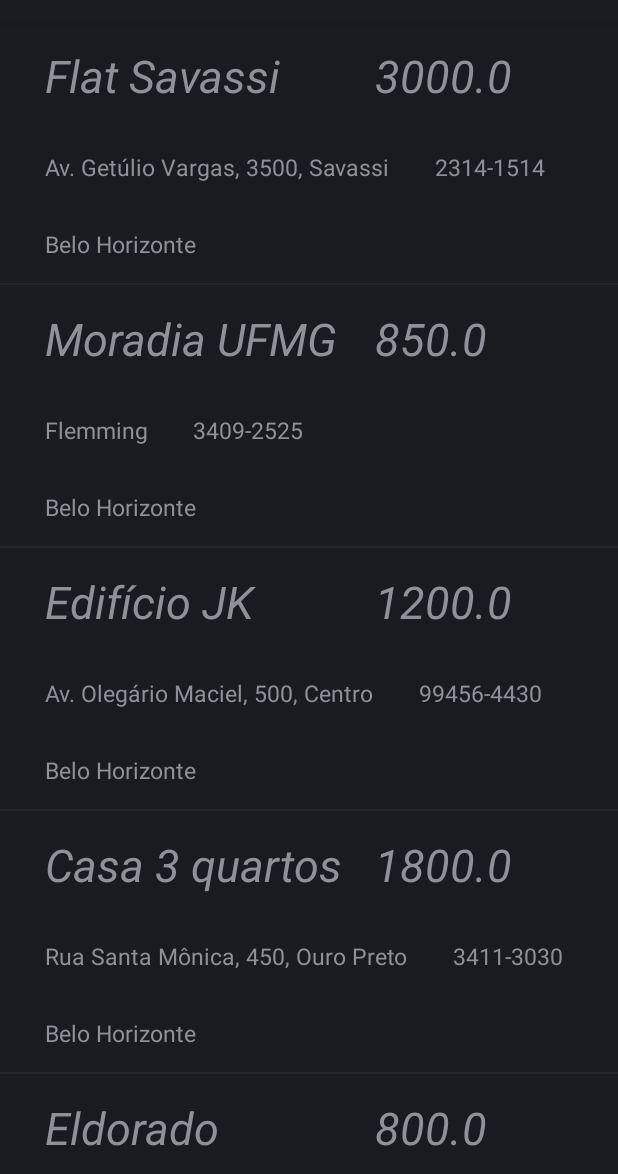
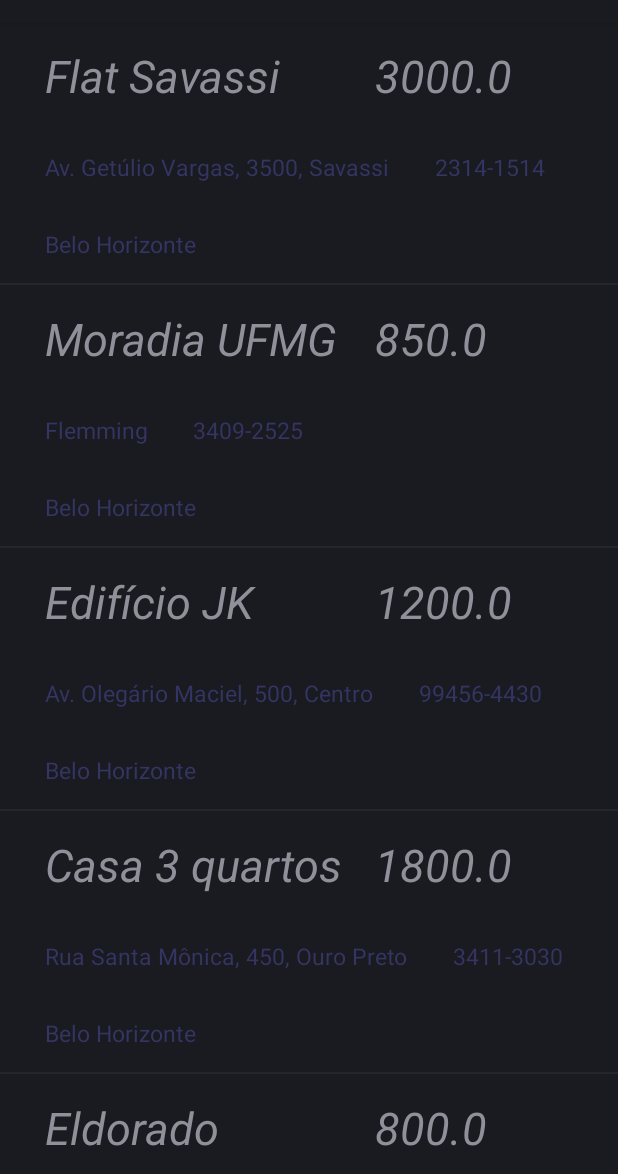
Before and after one commit to COLTEC-TP/Trimestral-01, an Android app: the screen it shows after launch (MainActivity), on a phone screen of 412 x 824 dp, the part 62-1236 px from its top. Run offline under Robolectric (Android 15) with nearby library versions, the phone set to English and light mode, and no system bars.

Commit message:
Deixei mais bonitinho

```diff
--- a/app/src/main/res/layout/adapter_imoveis.xml
+++ b/app/src/main/res/layout/adapter_imoveis.xml
@@ -30,6 +30,7 @@
         android:layout_width="wrap_content"
         android:layout_height="wrap_content"
         android:layout_marginTop="30dp"
+        android:textColor="#343563"
         android:layout_marginLeft="30dp"
         android:textSize="15dp"
         android:text="Rua Roquete mendonca"/>
@@ -42,6 +43,8 @@
         android:layout_width="wrap_content"
         android:layout_height="wrap_content"
         android:layout_marginTop="30dp"
+        android:textColor="#343563"
+
         android:layout_marginLeft="30dp"
         android:textSize="15dp"
         android:text="983459"/>
@@ -52,6 +55,8 @@
         android:layout_width="wrap_content"
         android:layout_height="wrap_content"
         android:layout_marginTop="30dp"
+        android:textColor="#343563"
+
         android:layout_marginLeft="30dp"
         android:layout_marginBottom="15dp"
         android:textSize="15dp"
```
Also changed, not shown: app/src/main/java/br/ufmg/coltec/tp/moreaqui/NovoImovelActivity.java (line endings or trailing spaces).
